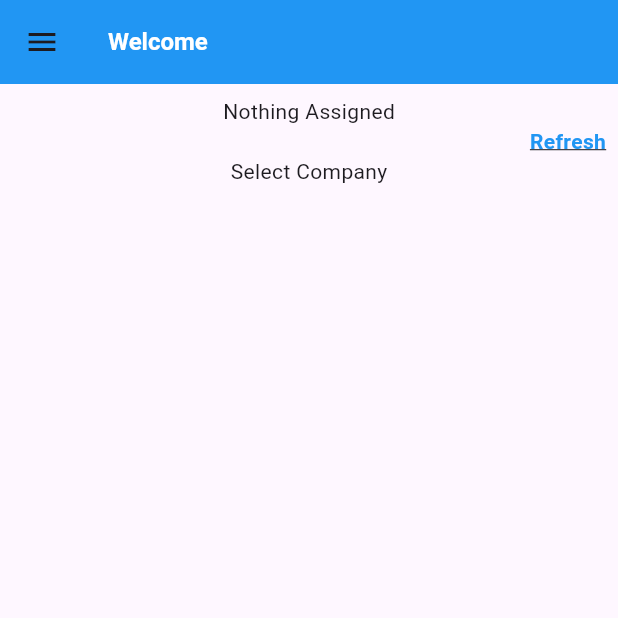
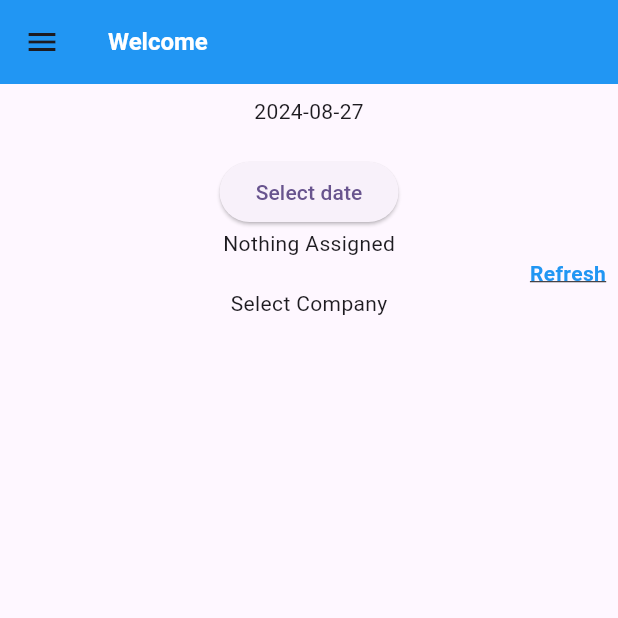
Before and after one commit to Harkirat31/app-driver, a Flutter app: the Landing screen opened by its route, after a tap on "Refresh", on a phone screen of 412 x 824 dp, the top half of it. Run offline on Flutter 3.47's test engine with Material 3 defaults, Android fonts, the phone set to English and light mode, and no system bars; our stand-ins replace firebase_core, firebase_messaging, google_maps_flutter, shared_preferences; accounts and stored records are empty; network calls fail.

Commit message:
FEtching With date

```diff
--- a/lib/main.dart
+++ b/lib/main.dart
@@ -46,7 +46,7 @@ class _MyAppState extends State<MyApp> {
         routes: {
           '/landing': (context) => const Landing(),
           '/signIn': (context) => const SignIn(),
-          '/init': (context) => const Init(),
+          '/init': (context) =>  const Init(),
           '/orderInfo': (context) => const OrderInfo(),
           '/mapView': (context) => PathMapView()
         },
--- a/lib/provider/driver_company_provider.dart
+++ b/lib/provider/driver_company_provider.dart
@@ -3,6 +3,7 @@ import 'package:flutter/foundation.dart';
 
 class DriverCompanyProvider extends ChangeNotifier {
   final List<DriverCompany> _driverCompanyList = [];
+  DateTime _selectedDate =  DateTime.now();
   void addDriverCompantList(List<DriverCompany> driverCompanies) {
     _driverCompanyList.addAll(driverCompanies);
     notifyListeners();
@@ -12,13 +13,19 @@ class DriverCompanyProvider extends ChangeNotifier {
   //     UnmodifiableListView(_driverCompanyList);
   List<DriverCompany> get driverCompanies => _driverCompanyList;
 
+  DateTime get selectedDate => _selectedDate;
+
   void updateData() {
     notifyListeners();
   }
 
+  void updateDate(DateTime date){
+    _selectedDate = date;
+     notifyListeners();
+  }
+
+
   void refresh(List<DriverCompany> driverCompanies) {
-    // DateTime date = DateTime.now();
-    // print(date);
     _driverCompanyList.clear();
     _driverCompanyList.addAll(driverCompanies);
     notifyListeners();
--- a/lib/service/api_service.dart
+++ b/lib/service/api_service.dart
@@ -62,16 +62,19 @@ class ApiService {
     });
   }
 
-  Future<List<DriverCompany>> getDriverCompanyList() {
+  Future<List<DriverCompany>> getDriverCompanyListWithDate(DateTime date) {
     return Future(() {
       return SharedPreferences.getInstance().then((value) {
         String? token = value.getString("token");
         if (token != null) {
-          return http.get(
+          return http.post(
             Uri.parse('${BASE_URL}driver/getDriver'),
             headers: {
+              'Content-Type': 'application/json; charset=UTF-8',
               "Authorization": "Bearer $token",
             },
+            body: jsonEncode({"date":DateTime.utc(date.year,date.month,date.day).toString() })
+
           ).timeout(const Duration(seconds: REQUEST_WAIT_TIME), onTimeout: () {
             throw Exception();
           }).then((value) {
@@ -111,6 +114,7 @@ class ApiService {
             }
             return allDriverCompany;
           }).catchError((error) {
+            print(error);
             if (error != null) {
               throw error;
             } else {
@@ -128,6 +132,77 @@ class ApiService {
       });
     });
   }
+
+  // Future<List<DriverCompany>> getDriverCompanyList() {
+  //   return Future(() {
+  //     return SharedPreferences.getInstance().then((value) {
+  //       String? token = value.getString("token");
+  //       if (token != null) {
+  //         return http.post(
+  //           Uri.parse('${BASE_URL}driver/getDriver'),
+  //           headers: {
+  //             'Content-Type': 'application/json; charset=UTF-8',
+  //             "Authorization": "Bearer $token",
+  //           },
+  //           body: jsonEncode({"date":"2024-02-20 00:00:00.000Z"})
+
+  //         ).timeout(const Duration(seconds: REQUEST_WAIT_TIME), onTimeout: () {
+  //           throw Exception();
+  //         }).then((value) {
+  //           Map<String, dynamic> dataMap =
+  //               jsonDecode(value.body) as Map<String, dynamic>;
+  //           List<DriverCompany> allDriverCompany = [];
+  //           Map<String, Order> allOrders = {};
+  //           Map<String, List<Path>> allPaths = {};
+  //           var arrayDriverCompany = dataMap['driverCompanyList'] as List;
+  //           var paths = dataMap['paths'] as List;
+  //           var orders = dataMap['orders'] as List;
+
+  //           for (Map<String, dynamic> orderJson in orders) {
+  //             Order order = Order.fromJson(orderJson);
+  //             allOrders[order.orderId!] = order;
+  //           }
+
+  //           for (Map<String, dynamic> pathJson in paths) {
+  //             Path path = Path.fromJson(pathJson);
+  //             List<Order> orders = [];
+  //             List<dynamic> ordersInPath = pathJson['path'] as List<dynamic>;
+  //             for (String orderId in ordersInPath) {
+  //               orders.add(allOrders[orderId]!);
+  //             }
+  //             path.path = orders;
+  //             if (allPaths.containsKey(path.companyId!)) {
+  //               allPaths[path.companyId!]!.add(path);
+  //             } else {
+  //               allPaths[path.companyId!] = [path];
+  //             }
+  //           }
+
+  //           for (Map<String, dynamic> element in arrayDriverCompany) {
+  //             DriverCompany driverCompany = DriverCompany.fromJson(element);
+  //             driverCompany.paths = allPaths[driverCompany.companyId!];
+  //             allDriverCompany.add(driverCompany);
+  //           }
+  //           return allDriverCompany;
+  //         }).catchError((error) {
+  //           print(error);
+  //           if (error != null) {
+  //             throw error;
+  //           } else {
+  //             throw GenericException();
+  //           }
+  //         });
+  //       } else {
+  //         throw UserNotLogin();
+  //       }
+  //     }).onError((error, stackTrace) {
+  //       if (error != null) {
+  //         throw error;
+  //       }
+  //       throw GenericException();
+  //     });
+  //   });
+  // }
 
   Future<bool> markDelivered(String orderId) {
     return Future(() {
--- a/lib/views/init.dart
+++ b/lib/views/init.dart
@@ -21,7 +21,7 @@ class _InitState extends State<Init> {
         handleFCM(value.getString("token")!);
         // fetch data and populate Providers
 
-        ApiService().getDriverCompanyList().then((value) {
+        ApiService().getDriverCompanyListWithDate(DateTime.now()).then((value) {
           context.read<DriverCompanyProvider>().addDriverCompantList(value);
           Navigator.of(context)
               .pushNamedAndRemoveUntil('/landing', (route) => false);
--- a/lib/views/landing.dart
+++ b/lib/views/landing.dart
@@ -18,6 +18,8 @@ class Landing extends StatefulWidget {
 class _LandingState extends State<Landing> with WidgetsBindingObserver {
   late List<DriverCompany> driverCompanies;
   int? selectedCompanyIndex;
+  late DateTime selectedDate;
+
 
   @override
   void initState() {
@@ -36,7 +38,17 @@ class _LandingState extends State<Landing> with WidgetsBindingObserver {
 
   void refresh() {
     LoadingScreen().show(context: context, text: "Refreshing..");
-    ApiService().getDriverCompanyList().then((value) {
+    ApiService().getDriverCompanyListWithDate(selectedDate).then((value) {
+      context.read<DriverCompanyProvider>().refresh(value);
+      LoadingScreen().hide();
+    }).onError((error, stackTrace) {
+      LoadingScreen().hide();
+    });
+  }
+
+  void changeDate (){
+    LoadingScreen().show(context: context, text: "Refreshing..");
+    ApiService().getDriverCompanyListWithDate(selectedDate).then((value) {
       context.read<DriverCompanyProvider>().refresh(value);
       LoadingScreen().hide();
     }).onError((error, stackTrace) {
@@ -54,12 +66,29 @@ class _LandingState extends State<Landing> with WidgetsBindingObserver {
   @override
   void didChangeDependencies() {
     driverCompanies = context.watch<DriverCompanyProvider>().driverCompanies;
+    selectedDate = context.watch<DriverCompanyProvider>().selectedDate;
     selectedCompanyIndex = driverCompanies.isNotEmpty ? 0 : null;
     super.didChangeDependencies();
   }
 
+  Future<void> _selectDate(BuildContext context) async {
+    final DateTime? picked = await showDatePicker(
+        context: context,
+        initialDate: selectedDate,
+        firstDate: DateTime(2015, 8),
+        lastDate: DateTime(2101));
+    if (picked != null && picked != selectedDate) {
+
+      setState(() {
+        selectedDate = picked;
+        context.read<DriverCompanyProvider>().updateDate(picked);
+        changeDate();
+      });
+    }
+  }
   @override
   Widget build(BuildContext context) {
+
     DropdownButton getCompaniesDropdown() {
       return DropdownButton(
         isExpanded: true,
@@ -88,6 +117,12 @@ class _LandingState extends State<Landing> with WidgetsBindingObserver {
         child: Padding(
           padding: const EdgeInsets.all(8.0),
           child: Column(children: [
+             Text("${selectedDate.toLocal()}".split(' ')[0]),
+            const SizedBox(height: 20.0,),
+             ElevatedButton(
+              onPressed: () => _selectDate(context),
+              child: const Text('Select date'),
+            ),
             driverCompanies.isNotEmpty
                 ? getCompaniesDropdown()
                 : const Text("Nothing Assigned"),
```
